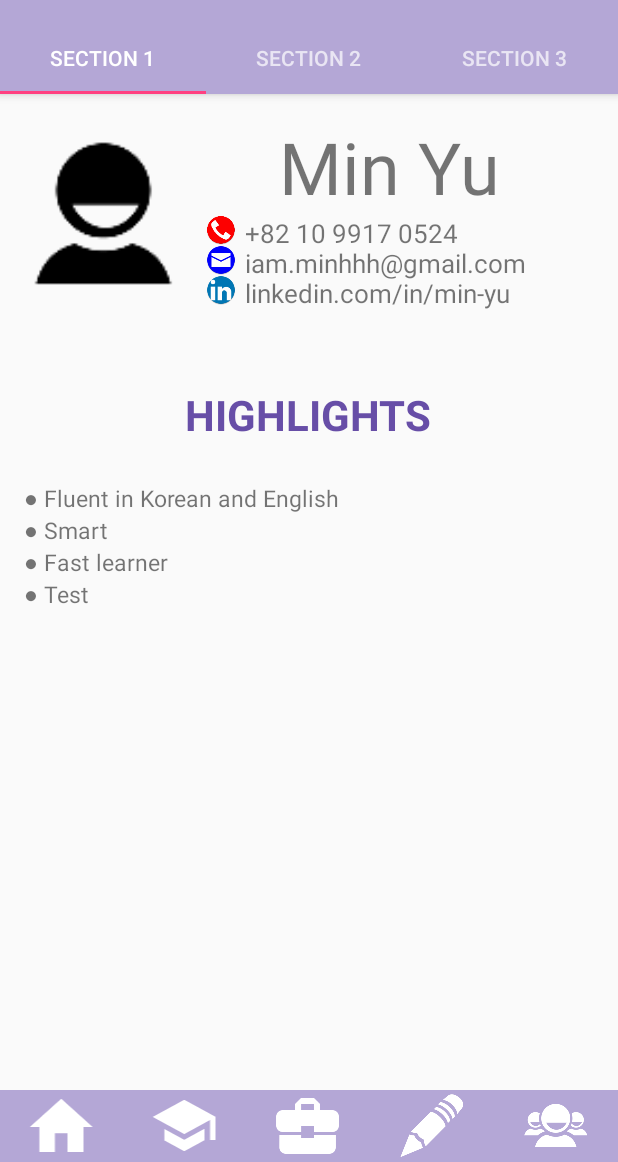
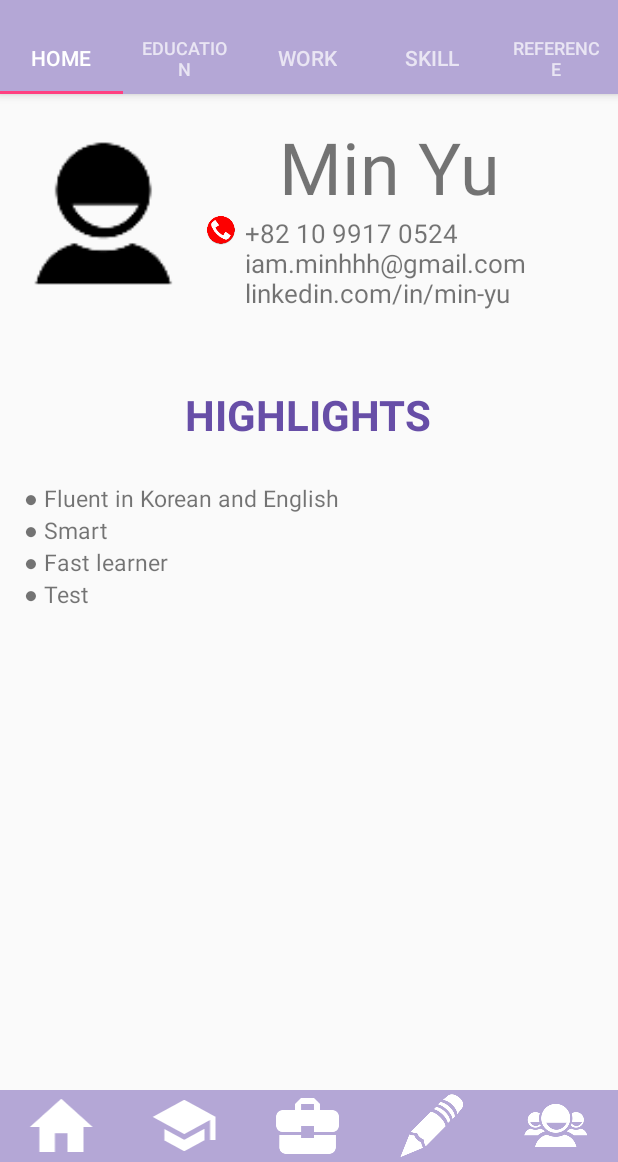
Before and after one commit to pureblue0205/Resume_Viewer_App, an Android app: the screen it shows after launch (MainActivity), on a phone screen of 412 x 824 dp, the part 74-1236 px from its top. Run offline under Robolectric (Android 15) with nearby library versions, the phone set to English and light mode, and no system bars.

Commit message:
-- deleted Email and LinkedIn Icons -- added two more tabs and changed their name (total of 5 tabs) -- fixed root view (can see highlighted page well now)

```diff
--- a/app/src/main/java/a16sapi/aidle/minyuresume/MainActivity.java
+++ b/app/src/main/java/a16sapi/aidle/minyuresume/MainActivity.java
@@ -54,14 +54,15 @@ public class MainActivity extends AppCompatActivity {
         TabLayout tabLayout = (TabLayout) findViewById(R.id.tabs);
         tabLayout.setupWithViewPager(mViewPager);
 
-        FloatingActionButton fab = (FloatingActionButton) findViewById(R.id.fab);
-        fab.setOnClickListener(new View.OnClickListener() {
-            @Override
-            public void onClick(View view) {
-                Snackbar.make(view, "Replace with your own action", Snackbar.LENGTH_LONG)
-                        .setAction("Action", null).show();
-            }
-        });
+        /**FloatingActionButton fab = (FloatingActionButton) findViewById(R.id.fab);
+        *fab.setOnClickListener(new View.OnClickListener() {
+        *    @Override
+        *    public void onClick(View view) {
+        *        Snackbar.make(view, "Replace with your own action", Snackbar.LENGTH_LONG)
+        *                .setAction("Action", null).show();
+        *    }
+        *});
+        */
 
     }
 
@@ -117,8 +118,8 @@ public class MainActivity extends AppCompatActivity {
         public View onCreateView(LayoutInflater inflater, ViewGroup container,
                                  Bundle savedInstanceState) {
             View rootView = inflater.inflate(R.layout.fragment_main, container, false);
-            TextView textView = (TextView) rootView.findViewById(R.id.section_label);
-            textView.setText(getString(R.string.section_format, getArguments().getInt(ARG_SECTION_NUMBER)));
+            //TextView textView = (TextView) rootView.findViewById(R.id.section_label);
+            //textView.setText(getString(R.string.section_format, getArguments().getInt(ARG_SECTION_NUMBER)));
             return rootView;
         }
     }
@@ -143,18 +144,22 @@ public class MainActivity extends AppCompatActivity {
         @Override
         public int getCount() {
             // Show 3 total pages.
-            return 3;
+            return 5;
         }
 
         @Override
         public CharSequence getPageTitle(int position) {
             switch (position) {
                 case 0:
-                    return "SECTION 1";
+                    return "Home";
                 case 1:
-                    return "SECTION 2";
+                    return "Education";
                 case 2:
-                    return "SECTION 3";
+                    return "Work";
+                case 3:
+                    return "Skill";
+                case 4:
+                    return "Reference";
             }
             return null;
         }
--- a/app/src/main/res/layout/activity_main.xml
+++ b/app/src/main/res/layout/activity_main.xml
@@ -28,7 +28,8 @@
         <android.support.design.widget.TabLayout
             android:id="@+id/tabs"
             android:layout_width="match_parent"
-            android:layout_height="wrap_content" />
+            android:layout_height="wrap_content"
+            android:fillViewport="false" />
 
     </android.support.design.widget.AppBarLayout>
 
--- a/app/src/main/res/layout/fragment_main.xml
+++ b/app/src/main/res/layout/fragment_main.xml
@@ -84,25 +84,5 @@
         android:src="@mipmap/ic_phone"
         android:contentDescription="phone"/>
 
-    <ImageView
-        android:id="@+id/imageEmail"
-        android:layout_width="wrap_content"
-        android:layout_height="20dp"
-        android:layout_below="@+id/imagePhone"
-        android:layout_toEndOf="@+id/face"
-        android:layout_toRightOf="@+id/face"
-        android:src="@mipmap/ic_Email"
-        android:contentDescription="email"/>
-
-    <ImageView
-        android:id="@+id/imageLinkedIn"
-        android:layout_width="wrap_content"
-        android:layout_height="20dp"
-        android:layout_below="@+id/imageEmail"
-        android:layout_toEndOf="@+id/face"
-        android:layout_toRightOf="@+id/face"
-        android:src="@mipmap/ic_LinkedIn"
-        android:contentDescription="LinkedIn"/>
-
 
 </RelativeLayout>
```
Also changed, not shown: app/src/main/res/mipmap-hdpi/ic_Email.png (deleted), app/src/main/res/mipmap-hdpi/ic_LinkedIn.png (deleted), app/src/main/res/mipmap-mdpi/ic_Email.png (deleted), app/src/main/res/mipmap-mdpi/ic_LinkedIn.png (deleted), app/src/main/res/mipmap-xhdpi/ic_Email.png (deleted), app/src/main/res/mipmap-xhdpi/ic_LinkedIn.png (deleted), app/src/main/res/mipmap-xxhdpi/ic_Email.png (deleted), app/src/main/res/mipmap-xxhdpi/ic_LinkedIn.png (deleted), app/src/main/res/mipmap-xxxhdpi/ic_Email.png (deleted), app/src/main/res/mipmap-xxxhdpi/ic_LinkedIn.png (deleted).
